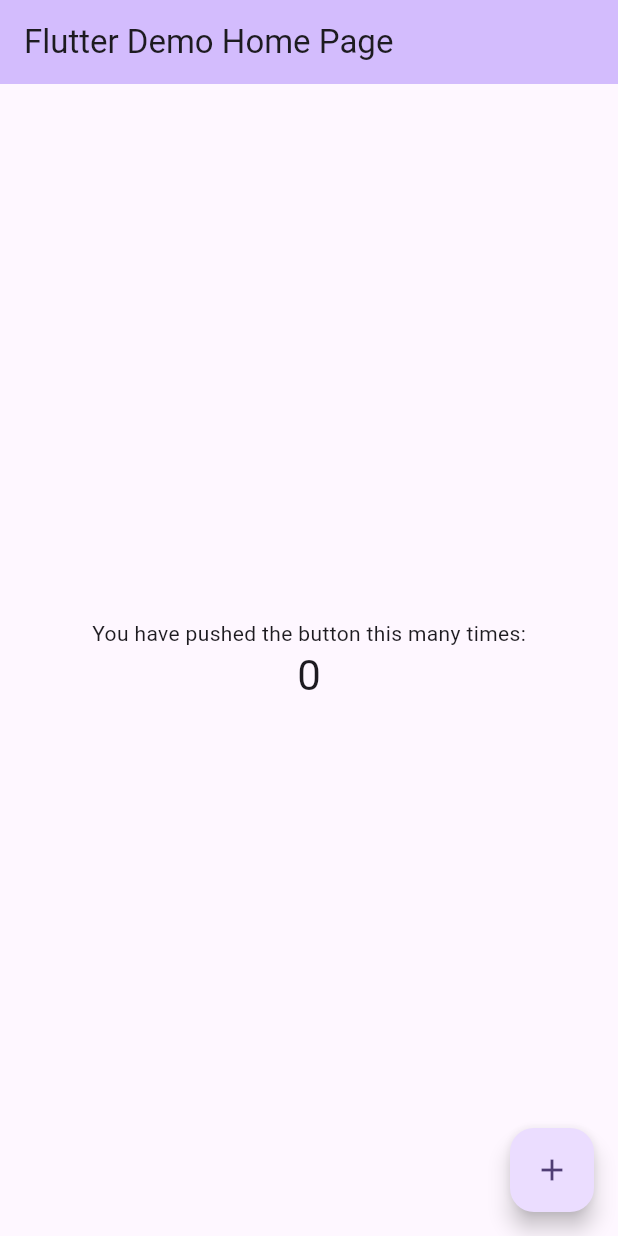
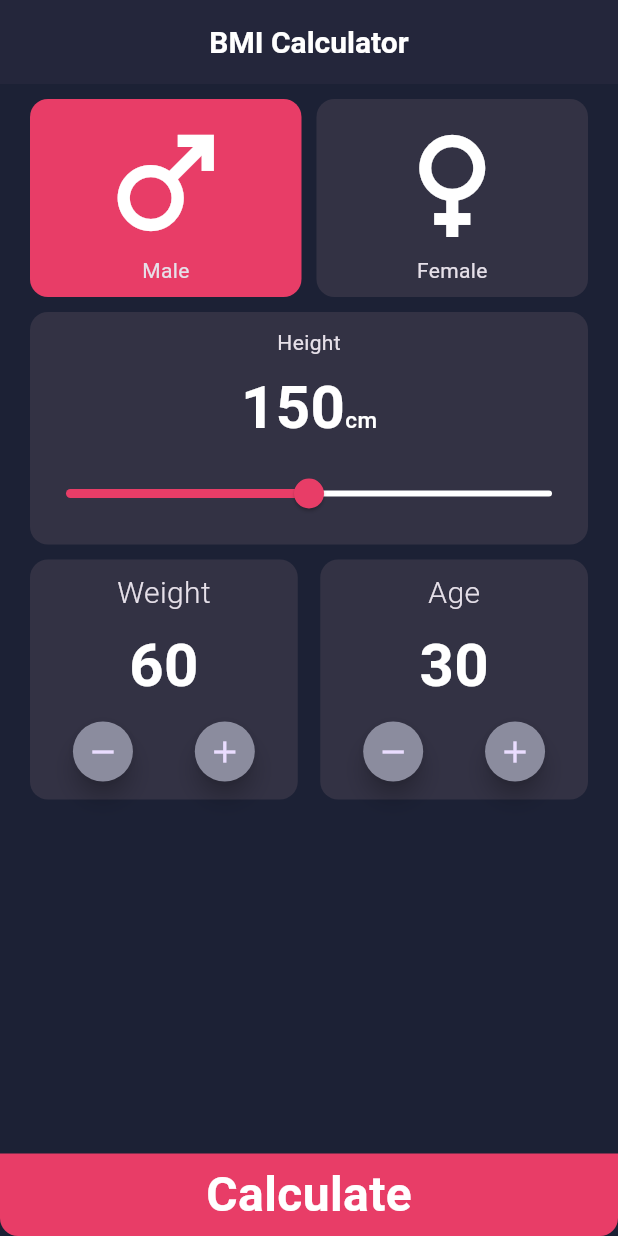
Before and after one commit to mohamedshabaan223/BMI_APP, a Flutter app: the screen it shows after launch, on a phone screen of 412 x 824 dp. Run offline on Flutter 3.47's test engine with Material 3 defaults, Android fonts, the phone set to English and light mode, and no system bars.

Commit message:
finish ui bmi app home screen and logic gender

```diff
--- /dev/null
+++ b/lib/common/colors_manger.dart
@@ -0,0 +1,10 @@
+import 'package:flutter/material.dart';
+
+class ColorsManger {
+  static const Color pink = Color(0xffE83D67);
+  static const Color gray = Color(0xff333244);
+  static const Color white = Color(0xffffffff);
+  static const Color appBarColor = Color(0xff24263B);
+  static const Color backgroundColor = Color(0xff1C2135);
+  static const Color floatingActionButtonColor = Color(0xff8B8C9E);
+}
--- a/lib/main.dart
+++ b/lib/main.dart
@@ -1,122 +1,6 @@
+import 'package:bmi_app/my_app/bmi_app.dart';
 import 'package:flutter/material.dart';
 
 void main() {
-  runApp(const MyApp());
+  runApp(const BmiApp());
 }
-
-class MyApp extends StatelessWidget {
-  const MyApp({super.key});
-
-  // This widget is the root of your application.
-  @override
-  Widget build(BuildContext context) {
-    return MaterialApp(
-      title: 'Flutter Demo',
-      theme: ThemeData(
-        // This is the theme of your application.
-        //
-        // TRY THIS: Try running your application with "flutter run". You'll see
-        // the application has a purple toolbar. Then, without quitting the app,
-        // try changing the seedColor in the colorScheme below to Colors.green
-        // and then invoke "hot reload" (save your changes or press the "hot
-        // reload" button in a Flutter-supported IDE, or press "r" if you used
-        // the command line to start the app).
-        //
-        // Notice that the counter didn't reset back to zero; the application
-        // state is not lost during the reload. To reset the state, use hot
-        // restart instead.
-        //
-        // This works for code too, not just values: Most code changes can be
-        // tested with just a hot reload.
-        colorScheme: ColorScheme.fromSeed(seedColor: Colors.deepPurple),
-      ),
-      home: const MyHomePage(title: 'Flutter Demo Home Page'),
-    );
-  }
-}
-
-class MyHomePage extends StatefulWidget {
-  const MyHomePage({super.key, required this.title});
-
-  // This widget is the home page of your application. It is stateful, meaning
-  // that it has a State object (defined below) that contains fields that affect
-  // how it looks.
-
-  // This class is the configuration for the state. It holds the values (in this
-  // case the title) provided by the parent (in this case the App widget) and
-  // used by the build method of the State. Fields in a Widget subclass are
-  // always marked "final".
-
-  final String title;
-
-  @override
-  State<MyHomePage> createState() => _MyHomePageState();
-}
-
-class _MyHomePageState extends State<MyHomePage> {
-  int _counter = 0;
-
-  void _incrementCounter() {
-    setState(() {
-      // This call to setState tells the Flutter framework that something has
-      // changed in this State, which causes it to rerun the build method below
-      // so that the display can reflect the updated values. If we changed
-      // _counter without calling setState(), then the build method would not be
-      // called again, and so nothing would appear to happen.
-      _counter++;
-    });
-  }
-
-  @override
-  Widget build(BuildContext context) {
-    // This method is rerun every time setState is called, for instance as done
-    // by the _incrementCounter method above.
-    //
-    // The Flutter framework has been optimized to make rerunning build methods
-    // fast, so that you can just rebuild anything that needs updating rather
-    // than having to individually change instances of widgets.
-    return Scaffold(
-      appBar: AppBar(
-        // TRY THIS: Try changing the color here to a specific color (to
-        // Colors.amber, perhaps?) and trigger a hot reload to see the AppBar
-        // change color while the other colors stay the same.
-        backgroundColor: Theme.of(context).colorScheme.inversePrimary,
-        // Here we take the value from the MyHomePage object that was created by
-        // the App.build method, and use it to set our appbar title.
-        title: Text(widget.title),
-      ),
-      body: Center(
-        // Center is a layout widget. It takes a single child and positions it
-        // in the middle of the parent.
-        child: Column(
-          // Column is also a layout widget. It takes a list of children and
-          // arranges them vertically. By default, it sizes itself to fit its
-          // children horizontally, and tries to be as tall as its parent.
-          //
-          // Column has various properties to control how it sizes itself and
-          // how it positions its children. Here we use mainAxisAlignment to
-          // center the children vertically; the main axis here is the vertical
-          // axis because Columns are vertical (the cross axis would be
-          // horizontal).
-          //
-          // TRY THIS: Invoke "debug painting" (choose the "Toggle Debug Paint"
-          // action in the IDE, or press "p" in the console), to see the
-          // wireframe for each widget.
-          mainAxisAlignment: MainAxisAlignment.center,
-          children: <Widget>[
-            const Text('You have pushed the button this many times:'),
-            Text(
-              '$_counter',
-              style: Theme.of(context).textTheme.headlineMedium,
-            ),
-          ],
-        ),
-      ),
-      floatingActionButton: FloatingActionButton(
-        onPressed: _incrementCounter,
-        tooltip: 'Increment',
-        child: const Icon(Icons.add),
-      ), // This trailing comma makes auto-formatting nicer for build methods.
-    );
-  }
-}
--- /dev/null
+++ b/lib/my_app/bmi_app.dart
@@ -0,0 +1,19 @@
+import 'package:bmi_app/common/colors_manger.dart';
+import 'package:bmi_app/ui/home_screen.dart';
+import 'package:flutter/material.dart';
+
+class BmiApp extends StatelessWidget {
+  const BmiApp({super.key});
+
+  @override
+  Widget build(BuildContext context) {
+    return MaterialApp(
+      debugShowCheckedModeBanner: false,
+      home: HomeScreen(),
+      theme: ThemeData(
+        brightness: Brightness.dark,
+        scaffoldBackgroundColor: ColorsManger.backgroundColor,
+      ),
+    );
+  }
+}
--- /dev/null
+++ b/lib/ui/home_screen.dart
@@ -0,0 +1,84 @@
+import 'package:bmi_app/common/colors_manger.dart';
+import 'package:bmi_app/widget/custom_appbar.dart';
+import 'package:bmi_app/widget/custom_counter.dart';
+import 'package:bmi_app/widget/custom_gender.dart';
+import 'package:bmi_app/widget/custom_height.dart';
+import 'package:flutter/material.dart';
+
+class HomeScreen extends StatefulWidget {
+  const HomeScreen({super.key});
+
+  @override
+  State<HomeScreen> createState() => _HomeScreenState();
+}
+
+class _HomeScreenState extends State<HomeScreen> {
+  bool isMale = true;
+  @override
+  Widget build(BuildContext context) {
+    return Scaffold(
+      appBar: CustomAppbar(),
+      body: Padding(
+        padding: const EdgeInsets.symmetric(horizontal: 20.0, vertical: 10),
+        child: Column(
+          children: [
+            Row(
+              children: [
+                CustomGender(
+                  icon: Icons.male,
+                  label: 'Male',
+                  onTap: () {
+                    setState(() {
+                      isMale = true;
+                    });
+                  },
+                  isSelected: isMale,
+                ),
+                SizedBox(width: 10),
+                CustomGender(
+                  icon: Icons.female,
+                  label: 'Female',
+                  onTap: () {
+                    setState(() {
+                      isMale = false;
+                    });
+                  },
+                  isSelected: !isMale,
+                ),
+              ],
+            ),
+            SizedBox(height: 10),
+            CustomHeight(),
+            SizedBox(height: 10),
+            Row(
+              children: [
+                CustomCounter(label: 'Weight', value: 60),
+                SizedBox(width: 15),
+                CustomCounter(label: 'Age', value: 30),
+              ],
+            ),
+          ],
+        ),
+      ),
+      bottomNavigationBar: Container(
+        alignment: Alignment.center,
+        height: 55,
+        decoration: BoxDecoration(
+          color: ColorsManger.pink,
+          borderRadius: BorderRadius.only(
+            bottomRight: Radius.circular(12),
+            bottomLeft: Radius.circular(12),
+          ),
+        ),
+        child: Text(
+          'Calculate',
+          style: TextStyle(
+            fontSize: 32,
+            fontWeight: FontWeight.w600,
+            color: ColorsManger.white,
+          ),
+        ),
+      ),
+    );
+  }
+}
--- /dev/null
+++ b/lib/widget/custom_appbar.dart
@@ -0,0 +1,25 @@
+import 'package:bmi_app/common/colors_manger.dart';
+import 'package:flutter/material.dart';
+
+class CustomAppbar extends StatelessWidget implements PreferredSizeWidget {
+  const CustomAppbar({super.key});
+
+  @override
+  Widget build(BuildContext context) {
+    return AppBar(
+      backgroundColor: ColorsManger.appBarColor,
+      centerTitle: true,
+      title: Text(
+        'BMI Calculator',
+        style: TextStyle(
+          fontSize: 20,
+          fontWeight: FontWeight.w600,
+          color: ColorsManger.white,
+        ),
+      ),
+    );
+  }
+
+  @override
+  Size get preferredSize => Size.fromHeight(kToolbarHeight);
+}
--- /dev/null
+++ b/lib/widget/custom_counter.dart
@@ -0,0 +1,47 @@
+import 'package:bmi_app/common/colors_manger.dart';
+import 'package:bmi_app/widget/custom_floating_action_button.dart';
+import 'package:flutter/material.dart';
+
+class CustomCounter extends StatelessWidget {
+  const CustomCounter({super.key, required this.label, required this.value});
+  final String label;
+  final int value;
+
+  @override
+  Widget build(BuildContext context) {
+    return Expanded(
+      child: Container(
+        padding: EdgeInsets.all(8),
+        decoration: BoxDecoration(
+          borderRadius: BorderRadius.circular(12),
+          color: ColorsManger.gray,
+        ),
+        child: Column(
+          children: [
+            Text(
+              label,
+              style: TextStyle(fontSize: 20, fontWeight: FontWeight.w300),
+            ),
+            SizedBox(height: 5),
+            Text(
+              value.toString(),
+              style: TextStyle(
+                fontSize: 40,
+                fontWeight: FontWeight.w700,
+                color: ColorsManger.white,
+              ),
+            ),
+            SizedBox(height: 5),
+            Row(
+              mainAxisAlignment: MainAxisAlignment.spaceAround,
+              children: [
+                CustomFloatingActionButton(icon: Icons.remove),
+                CustomFloatingActionButton(icon: Icons.add),
+              ],
+            ),
+          ],
+        ),
+      ),
+    );
+  }
+}
--- /dev/null
+++ b/lib/widget/custom_floating_action_button.dart
@@ -0,0 +1,19 @@
+import 'package:bmi_app/common/colors_manger.dart';
+import 'package:flutter/material.dart';
+
+class CustomFloatingActionButton extends StatelessWidget {
+  const CustomFloatingActionButton({super.key, required this.icon});
+  final IconData icon;
+
+  @override
+  Widget build(BuildContext context) {
+    return FloatingActionButton.small(
+      onPressed: () {},
+      backgroundColor: ColorsManger.floatingActionButtonColor,
+      shape: RoundedRectangleBorder(
+        borderRadius: BorderRadiusGeometry.circular(100),
+      ),
+      child: Icon(icon),
+    );
+  }
+}
--- /dev/null
+++ b/lib/widget/custom_gender.dart
@@ -0,0 +1,33 @@
+import 'package:bmi_app/common/colors_manger.dart';
+import 'package:flutter/material.dart';
+
+class CustomGender extends StatelessWidget {
+  const CustomGender({
+    super.key,
+    required this.icon,
+    required this.label,
+    required this.onTap,
+    this.isSelected = false,
+  });
+  final IconData icon;
+  final String label;
+  final bool isSelected;
+  final void Function()? onTap;
+
+  @override
+  Widget build(BuildContext context) {
+    return Expanded(
+      child: InkWell(
+        onTap: onTap,
+        child: Container(
+          padding: EdgeInsets.all(8),
+          decoration: BoxDecoration(
+            borderRadius: BorderRadius.circular(12),
+            color: isSelected ? ColorsManger.pink : ColorsManger.gray,
+          ),
+          child: Column(children: [Icon(icon, size: 96), Text(label)]),
+        ),
+      ),
+    );
+  }
+}
--- /dev/null
+++ b/lib/widget/custom_height.dart
@@ -0,0 +1,51 @@
+import 'package:bmi_app/common/colors_manger.dart';
+import 'package:flutter/material.dart';
+
+class CustomHeight extends StatelessWidget {
+  const CustomHeight({super.key});
+
+  @override
+  Widget build(BuildContext context) {
+    return Container(
+      padding: EdgeInsets.symmetric(vertical: 10),
+      decoration: BoxDecoration(
+        borderRadius: BorderRadiusDirectional.circular(12),
+        color: ColorsManger.gray,
+      ),
+      child: Column(
+        spacing: 5,
+        children: [
+          Text('Height'),
+          Text.rich(
+            TextSpan(
+              children: [
+                TextSpan(
+                  text: '150',
+                  style: TextStyle(
+                    fontSize: 40,
+                    fontWeight: FontWeight.w700,
+                    color: ColorsManger.white,
+                  ),
+                ),
+                TextSpan(
+                  text: 'cm',
+                  style: TextStyle(
+                    fontSize: 15,
+                    fontWeight: FontWeight.w500,
+                    color: ColorsManger.white,
+                  ),
+                ),
+              ],
+            ),
+          ),
+          Slider(
+            value: 0.5,
+            onChanged: (value) {},
+            inactiveColor: ColorsManger.white,
+            activeColor: ColorsManger.pink,
+          ),
+        ],
+      ),
+    );
+  }
+}
```
